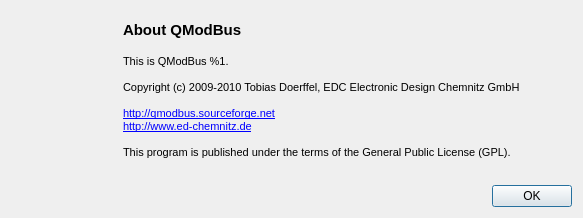
First picture: the form in forms/about.ui, repository ed-chemnitz/qmodbus, before the edit.
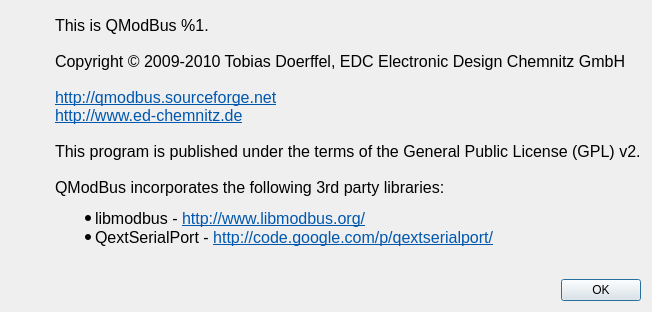
Second picture: the form after the edit. Icons and pictures are not drawn.

Commit message:
About dialog: added notices about 3rd party components
Give libmodbus and QextSerialPort credit in the about dialog.

```diff
--- a/forms/about.ui
+++ b/forms/about.ui
@@ -6,8 +6,8 @@
    <rect>
     <x>0</x>
     <y>0</y>
-    <width>583</width>
-    <height>218</height>
+    <width>652</width>
+    <height>312</height>
    </rect>
   </property>
   <property name="windowTitle">
@@ -77,16 +77,6 @@
      </item>
      <item>
       <layout class="QVBoxLayout" name="verticalLayout">
-       <item>
-        <widget class="QLabel" name="label">
-         <property name="styleSheet">
-          <string notr="true">font-weight:bold; font-size: 11pt;</string>
-         </property>
-         <property name="text">
-          <string>About QModBus</string>
-         </property>
-        </widget>
-       </item>
        <item>
         <widget class="QLabel" name="aboutTextLabel">
          <property name="text">
@@ -94,14 +84,9 @@
 &lt;html&gt;&lt;head&gt;&lt;meta name=&quot;qrichtext&quot; content=&quot;1&quot; /&gt;&lt;style type=&quot;text/css&quot;&gt;
 p, li { white-space: pre-wrap; }
 &lt;/style&gt;&lt;/head&gt;&lt;body style=&quot; font-family:'Linux Biolinum O'; font-size:12pt; font-weight:400; font-style:normal;&quot;&gt;
-&lt;p style=&quot; margin-top:0px; margin-bottom:0px; margin-left:0px; margin-right:0px; -qt-block-indent:0; text-indent:0px;&quot;&gt;&lt;span style=&quot; font-family:'MS Shell Dlg 2'; font-size:8pt;&quot;&gt;This is QModBus %1.&lt;/span&gt;&lt;/p&gt;
-&lt;p style=&quot;-qt-paragraph-type:empty; margin-top:0px; margin-bottom:0px; margin-left:0px; margin-right:0px; -qt-block-indent:0; text-indent:0px; font-family:'MS Shell Dlg 2'; font-size:8pt;&quot;&gt;&lt;/p&gt;
-&lt;p style=&quot; margin-top:0px; margin-bottom:0px; margin-left:0px; margin-right:0px; -qt-block-indent:0; text-indent:0px;&quot;&gt;&lt;span style=&quot; font-family:'MS Shell Dlg 2'; font-size:8pt;&quot;&gt;Copyright (c) 2009-2010 Tobias Doerffel, EDC Electronic Design Chemnitz GmbH&lt;/span&gt;&lt;/p&gt;
-&lt;p style=&quot;-qt-paragraph-type:empty; margin-top:0px; margin-bottom:0px; margin-left:0px; margin-right:0px; -qt-block-indent:0; text-indent:0px; font-family:'MS Shell Dlg 2'; font-size:8pt;&quot;&gt;&lt;/p&gt;
-&lt;p style=&quot; margin-top:0px; margin-bottom:0px; margin-left:0px; margin-right:0px; -qt-block-indent:0; text-indent:0px;&quot;&gt;&lt;a href=&quot;http://qmodbus.sourceforge.net &quot;&gt;&lt;span style=&quot; font-family:'MS Shell Dlg 2'; font-size:8pt; text-decoration: underline; color:#0000ff;&quot;&gt;http://qmodbus.sourceforge.net&lt;/span&gt;&lt;/a&gt;&lt;/p&gt;
-&lt;p style=&quot; margin-top:0px; margin-bottom:0px; margin-left:0px; margin-right:0px; -qt-block-indent:0; text-indent:0px;&quot;&gt;&lt;a href=&quot;http://www.ed-chemnitz.de&quot;&gt;&lt;span style=&quot; font-family:'MS Shell Dlg 2'; font-size:8pt; text-decoration: underline; color:#0000ff;&quot;&gt;http://www.ed-chemnitz.de&lt;/span&gt;&lt;/a&gt;&lt;/p&gt;
-&lt;p style=&quot;-qt-paragraph-type:empty; margin-top:0px; margin-bottom:0px; margin-left:0px; margin-right:0px; -qt-block-indent:0; text-indent:0px; font-family:'MS Shell Dlg 2'; font-size:8pt; text-decoration: underline; color:#0000ff;&quot;&gt;&lt;/p&gt;
-&lt;p style=&quot; margin-top:0px; margin-bottom:0px; margin-left:0px; margin-right:0px; -qt-block-indent:0; text-indent:0px;&quot;&gt;&lt;span style=&quot; font-family:'MS Shell Dlg 2'; font-size:8pt;&quot;&gt;This program is published under the terms of the General Public License (GPL).&lt;/span&gt;&lt;/p&gt;&lt;/body&gt;&lt;/html&gt;</string>
+&lt;p style=&quot; margin-top:0px; margin-bottom:0px; margin-left:0px; margin-right:0px; -qt-block-indent:0; text-indent:0px;&quot;&gt;This is QModBus %1.&lt;br /&gt;&lt;br /&gt;Copyright © 2009-2010 Tobias Doerffel, EDC Electronic Design Chemnitz GmbH&lt;br /&gt;&lt;br /&gt;&lt;a href=&quot;http://qmodbus.sourceforge.net&quot;&gt;&lt;span style=&quot; text-decoration: underline; color:#0057ae;&quot;&gt;http://qmodbus.sourceforge.net&lt;/span&gt;&lt;/a&gt;&lt;br /&gt;&lt;a href=&quot;http://www.ed-chemnitz.de&quot;&gt;&lt;span style=&quot; text-decoration: underline; color:#0057ae;&quot;&gt;http://www.ed-chemnitz.de&lt;/span&gt;&lt;/a&gt;&lt;br /&gt;&lt;br /&gt;This program is published under the terms of the General Public License (GPL) v2.&lt;br /&gt;&lt;br /&gt;QModBus incorporates the following 3rd party libraries:&lt;/p&gt;
+&lt;ul style=&quot;margin-top: 0px; margin-bottom: 0px; margin-left: 0px; margin-right: 0px; -qt-list-indent: 1;&quot;&gt;&lt;li style=&quot; margin-top:12px; margin-bottom:0px; margin-left:0px; margin-right:0px; -qt-block-indent:0; text-indent:0px;&quot;&gt;libmodbus - &lt;a href=&quot;http://www.libmodbus.org/&quot;&gt;&lt;span style=&quot; text-decoration: underline; color:#0057ae;&quot;&gt;http://www.libmodbus.org/&lt;/span&gt;&lt;/a&gt;&lt;/li&gt;
+&lt;li style=&quot; margin-top:0px; margin-bottom:12px; margin-left:0px; margin-right:0px; -qt-block-indent:0; text-indent:0px;&quot;&gt;QextSerialPort - &lt;a href=&quot;http://code.google.com/p/qextserialport/&quot;&gt;&lt;span style=&quot; text-decoration: underline; color:#0057ae;&quot;&gt;http://code.google.com/p/qextserialport/&lt;/span&gt;&lt;/a&gt;&lt;/li&gt;&lt;/ul&gt;&lt;/body&gt;&lt;/html&gt;</string>
          </property>
          <property name="textFormat">
           <enum>Qt::RichText</enum>
```
